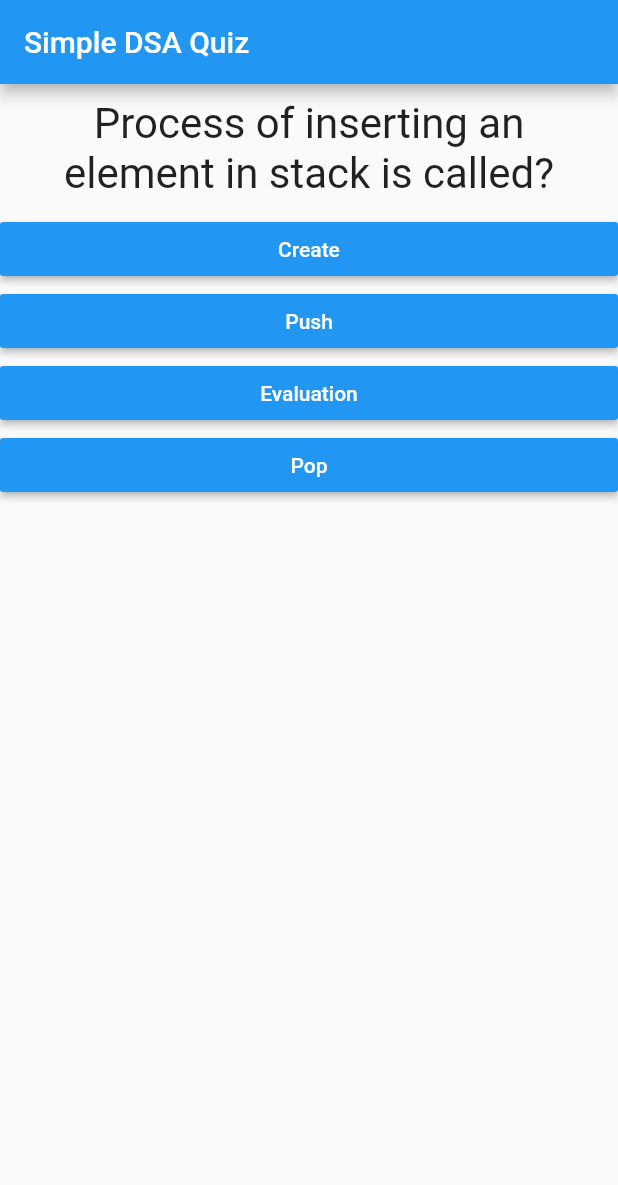
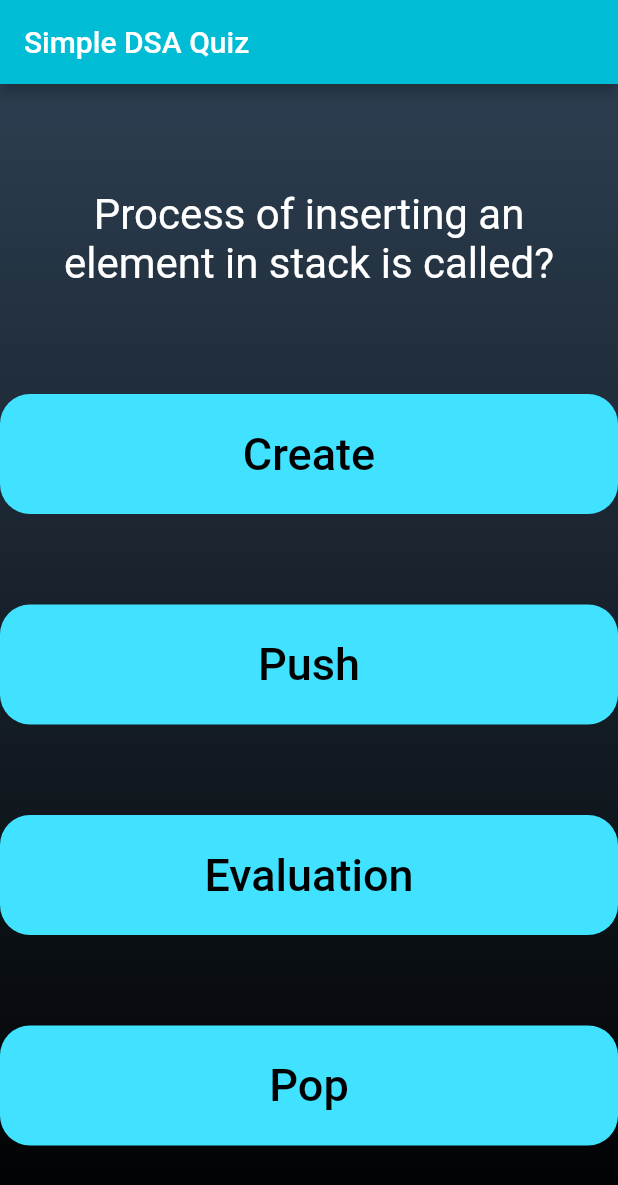
Before and after one commit to 25Vaishnavibarge17/Quiz-App, a Flutter app: the screen it shows after launch, on a phone screen of 412 x 824 dp. Shown: the top 1185 px of the screen. Run offline on Flutter 3.47's test engine with Material 2 defaults, Android fonts, the phone set to English and light mode, and no system bars; our stand-ins replace animated_splash_screen.

Commit message:
some ui chnages

```diff
--- a/lib/answer.dart
+++ b/lib/answer.dart
@@ -1,21 +1,37 @@
 import 'package:flutter/material.dart';
 
 class Answer extends StatelessWidget {
- final  VoidCallback selectHandler;
- final String answerText;
- Answer(this.selectHandler,this.answerText);
-
+  final VoidCallback selectHandler;
+  final String answerText;
+  const Answer(this.selectHandler, this.answerText, {Key? key})
+      : super(key: key);
 
   @override
   Widget build(BuildContext context) {
     return Container(
-      width: double.infinity,
-      child: RaisedButton(
-              color: Colors.blue,
-              textColor: Colors.white,
-              child: Text(answerText),
-              onPressed: selectHandler,
-              ) ,
+      // decoration: const BoxDecoration(
+      //   borderRadius: BorderRadius.only(
+      //     bottomLeft: Radius.circular(2),
+      //     bottomRight: Radius.circular(2),
+      //   ),
+      // ),
+      decoration: BoxDecoration(
+        borderRadius: BorderRadius.circular(20.0),
+        color: const Color.fromARGB(255, 64, 226, 255),
+      ),
+      child: SizedBox(
+        width: 80,
+        height: 80,
+        child: TextButton(
+          child: Text(
+            answerText,
+            style: const TextStyle(
+                color: Color.fromARGB(255, 0, 0, 0), fontSize: 30),
+          ),
+          onPressed: selectHandler,
+        ),
+      ),
+      // color: Colors.amberAccent,
     );
   }
 }
--- a/lib/main.dart
+++ b/lib/main.dart
@@ -1,3 +1,5 @@
+import 'package:animated_splash_screen/animated_splash_screen.dart';
+import 'package:flutter/foundation.dart';
 import 'package:flutter/material.dart';
 /*import './question.dart';
 import './answer.dart';*/
@@ -5,138 +7,149 @@ import './quiz.dart';
 import './result.dart';
 
 void main() {
-  runApp(MyApp());
+  runApp(const MyApp());
 }
 
 class MyApp extends StatefulWidget {
+  const MyApp({Key? key}) : super(key: key);
+
   @override
   State<StatefulWidget> createState() {
-
     return _MyAppState();
   }
 }
 
-class _MyAppState extends State<MyApp>{
-  final _questions = const[
+class _MyAppState extends State<MyApp> {
+  final _questions = const [
     {
       'questionText': 'Process of inserting an element in stack is called?',
       'answers': [
-          {'text':'Create','score':0},
-          {'text':'Push','score':1},
-          {'text':'Evaluation','score':0},
-          {'text':'Pop','score':0},
+        {'text': 'Create', 'score': 0},
+        {'text': 'Push', 'score': 1},
+        {'text': 'Evaluation', 'score': 0},
+        {'text': 'Pop', 'score': 0},
       ],
     },
     {
-        'questionText':'In a stack, if a user tries to remove an element from an empty stack it is called? ',
+      'questionText':
+          'In a stack, if a user tries to remove an element from an empty stack it is called? ',
       'answers': [
-          {'text':'Underflow','score':1},
-          {'text':' Empty collection','score':0},
-          {'text':'Overflow','score':0},
-          {'text':'Garbage collection','score':0},
+        {'text': 'Underflow', 'score': 1},
+        {'text': ' Empty collection', 'score': 0},
+        {'text': 'Overflow', 'score': 0},
+        {'text': 'Garbage collection', 'score': 0},
       ],
     },
     {
-        'questionText':'A queue follows _____ principle',
+      'questionText': 'A queue follows _____ principle',
       'answers': [
-          {'text':'LIFO','score':0},
-          {'text':'FIFO','score':1},
-          {'text':'Linear Tree','score':0},
-          {'text':'Ordered Array','score':0},
+        {'text': 'LIFO', 'score': 0},
+        {'text': 'FIFO', 'score': 1},
+        {'text': 'Linear Tree', 'score': 0},
+        {'text': 'Ordered Array', 'score': 0},
       ],
     },
     {
-        'questionText': 'Which data structure do we use for testing a palindrome ?',
+      'questionText':
+          'Which data structure do we use for testing a palindrome ?',
       'answers': [
-          {'text':'Tree','score':0},
-          {'text':'Heap','score':0},
-          {'text':'Priority Queue','score':0},
-          {'text':'Stack','score':1},
+        {'text': 'Tree', 'score': 0},
+        {'text': 'Heap', 'score': 0},
+        {'text': 'Priority Queue', 'score': 0},
+        {'text': 'Stack', 'score': 1},
       ],
     },
     {
       'questionText': 'The time complexity of quicksort is ?',
       'answers': [
-          {'text':'O(n)','score':0},
-          {'text':'O(logn)','score':0},
-          {'text':'O(n^2)','score':0},
-          {'text':'O(n logn)','score':1},
+        {'text': 'O(n)', 'score': 0},
+        {'text': 'O(logn)', 'score': 0},
+        {'text': 'O(n^2)', 'score': 0},
+        {'text': 'O(n logn)', 'score': 1},
       ],
     },
     {
-        'questionText': 'To represent hierarchical relationship between elements, which data structure is suitable ?',
+      'questionText':
+          'To represent hierarchical relationship between elements, which data structure is suitable ?',
       'answers': [
-          {'text':'Dequeue','score':0},
-          {'text':'Tree','score':1},
-          {'text':'Priority Queue','score':0},
-          {'text':'Graph','score':0},
+        {'text': 'Dequeue', 'score': 0},
+        {'text': 'Tree', 'score': 1},
+        {'text': 'Priority Queue', 'score': 0},
+        {'text': 'Graph', 'score': 0},
       ],
     },
     {
-        'questionText': 'What function is used to append a character at the back of a string in C++ ?',
+      'questionText':
+          'What function is used to append a character at the back of a string in C++ ?',
       'answers': [
-          {'text':'push()','score':0},
-          {'text':'append()','score':0},
-          {'text':'push_back()','score':2},
-          {'text':'insert()','score':0},
+        {'text': 'push()', 'score': 0},
+        {'text': 'append()', 'score': 0},
+        {'text': 'push_back()', 'score': 2},
+        {'text': 'insert()', 'score': 0},
       ],
     },
     {
-        'questionText': 'Which of the following data structures allow insertion and deletion from both ends ?',
+      'questionText':
+          'Which of the following data structures allow insertion and deletion from both ends ?',
       'answers': [
-          {'text':'Dequeue','score':2},
-          {'text':'Tree','score':0},
-          {'text':'Stack','score':0},
-          {'text':'Strings','score':0},
+        {'text': 'Dequeue', 'score': 2},
+        {'text': 'Tree', 'score': 0},
+        {'text': 'Stack', 'score': 0},
+        {'text': 'Strings', 'score': 0},
       ],
     },
+  ];
+  var _questionIndex = 0;
+  var _totalscore = 0;
 
-    ];
-  var _questionIndex=0;
-  var _totalscore=0;
-
-  void _resetQuiz(){
-    setState(() {
-
-    });
-    _questionIndex=0;
-    _totalscore=0;
+  void _resetQuiz() {
+    setState(() {});
+    _questionIndex = 0;
+    _totalscore = 0;
   }
 
-
-
-  void _answerQuestions(int score){
+  void _answerQuestions(int score) {
     //var aBool=true;
 
-    _totalscore=_totalscore+score;
+    _totalscore = _totalscore + score;
     setState(() {
-      _questionIndex=_questionIndex+1;
+      _questionIndex = _questionIndex + 1;
     });
 
+    if (kDebugMode) {
       print(_questionIndex);
-    if(_questionIndex < _questions.length){
+    }
+    if (_questionIndex < _questions.length) {
+      if (kDebugMode) {
         print('We have more questions!');
       }
-    else{
+    } else {
+      if (kDebugMode) {
         print('No more questions!');
+      }
     }
   }
 
   @override
   Widget build(BuildContext context) {
-
     return MaterialApp(
-      home: Scaffold(
+      home: AnimatedSplashScreen(
+        splash: 'assets/splash.png',
+        nextScreen: Scaffold(
           appBar: AppBar(
-          title: Text('Simple DSA Quiz'),
+            title: const Text('Simple DSA Quiz'),
+            backgroundColor: Colors.cyan,
           ),
-        body: _questionIndex < _questions.length ?
-        Quiz(
+          body: _questionIndex < _questions.length
+              ? Quiz(
                   answerQuestions: _answerQuestions,
                   questionIndex: _questionIndex,
                   questions: _questions,
-        )//
-        : Result(_totalscore,_resetQuiz),
+                ) //
+              : Result(_totalscore, _resetQuiz),
+        ),
+        splashTransition: SplashTransition.scaleTransition,
+        backgroundColor: Colors.cyan,
       ),
     );
   }
--- a/lib/question.dart
+++ b/lib/question.dart
@@ -1,18 +1,19 @@
 import 'package:flutter/material.dart';
+
 class Question extends StatelessWidget {
   final String questionText;
-  Question(this.questionText);
+  const Question(this.questionText, {Key? key}) : super(key: key);
 
   @override
   Widget build(BuildContext context) {
     return Container(
       width: double.infinity,
-      margin: EdgeInsets.all(10),
+      margin: const EdgeInsets.all(10),
       child: Text(
-      questionText,
-      style: TextStyle(fontSize: 28),
-      textAlign: TextAlign.center,
-),
-);
+        questionText,
+        style: const TextStyle(fontSize: 28, color: Colors.white),
+        textAlign: TextAlign.center,
+      ),
+    );
   }
 }
--- a/lib/quiz.dart
+++ b/lib/quiz.dart
@@ -3,25 +3,43 @@ import './question.dart';
 import './answer.dart';
 
 class Quiz extends StatelessWidget {
-  final List<Map<String,Object>> questions;
+  final List<Map<String, Object>> questions;
   final int questionIndex;
   final Function answerQuestions;
 
-
-  Quiz({required this.questions,required this.answerQuestions,required this.questionIndex});
+  const Quiz(
+      {Key? key,
+      required this.questions,
+      required this.answerQuestions,
+      required this.questionIndex})
+      : super(key: key);
 
   @override
   Widget build(BuildContext context) {
-    return Column(
+    return Container(
+        decoration: const BoxDecoration(
+            gradient: LinearGradient(
+          begin: Alignment.topCenter,
+          end: Alignment.bottomCenter,
+          colors: [
+            Color(0xff2c3e50),
+            Colors.black,
+          ],
+        )),
+        child: Column(
+          crossAxisAlignment: CrossAxisAlignment.stretch,
+          mainAxisAlignment: MainAxisAlignment.spaceEvenly,
           children: [
             Question(
               questions[questionIndex]['questionText'] as String,
             ),
-
-            ...(questions[questionIndex]['answers'] as List<Map<String,Object>>).map((answer) {
-              return Answer(() => answerQuestions(answer['score']), answer['text'] as String);
+            ...(questions[questionIndex]['answers']
+                    as List<Map<String, Object>>)
+                .map((answer) {
+              return Answer(() => answerQuestions(answer['score']),
+                  answer['text'] as String);
             }).toList()
           ],
-        );
+        ));
   }
 }
--- a/lib/result.dart
+++ b/lib/result.dart
@@ -1,41 +1,40 @@
 import 'package:flutter/material.dart';
+
 class Result extends StatelessWidget {
   final int resultScore;
   final VoidCallback resetHandler;
 
-  Result(this.resultScore,this.resetHandler);
+  const Result(this.resultScore, this.resetHandler, {Key? key}) : super(key: key);
 
   String get resultPhrase {
-      String resultText='You did it!';
-      if(resultScore>=8){
-        resultText='Distinction :) \n You are good in basic concepts of DSA \n';
-      }
-      else if(resultScore>=5){
-        resultText='\n Average\n Done better but you can still do best \n';
-      }
-      else{
-        resultText='\n Poor score :(\n Need more practice ';
+    String resultText = 'You did it!';
+    if (resultScore >= 8) {
+      resultText = 'Distinction :) \n You are good in basic concepts of DSA \n';
+    } else if (resultScore >= 5) {
+      resultText = '\n Average\n Done better but you can still do best \n';
+    } else {
+      resultText = '\n Poor score :(\n Need more practice ';
     }
     return resultText;
   }
 
-
   @override
   Widget build(BuildContext context) {
     return Center(
-          child:Column(
+      child: Column(
         children: <Widget>[
           Text(
             resultPhrase,
-              style: TextStyle(fontSize: 36,fontWeight: FontWeight.bold),
+            style: const TextStyle(fontSize: 36, fontWeight: FontWeight.bold),
             textAlign: TextAlign.center,
           ),
-              FlatButton(
-                child: Text(
+          TextButton(
+            child: const Text(
               'Restart Quiz !',
+              style: TextStyle(color: Colors.blue),
             ),
-                  textColor: Colors.blue,
-                   onPressed: resetHandler ,)
+            onPressed: resetHandler,
+          )
         ],
       ),
     );
```
Also changed, not shown: pubspec.yaml (+4 -3 lines), assets/splash.png (added), pubspec.lock, 5 other files. Lines whose indentation alone changed are shown as unchanged.
